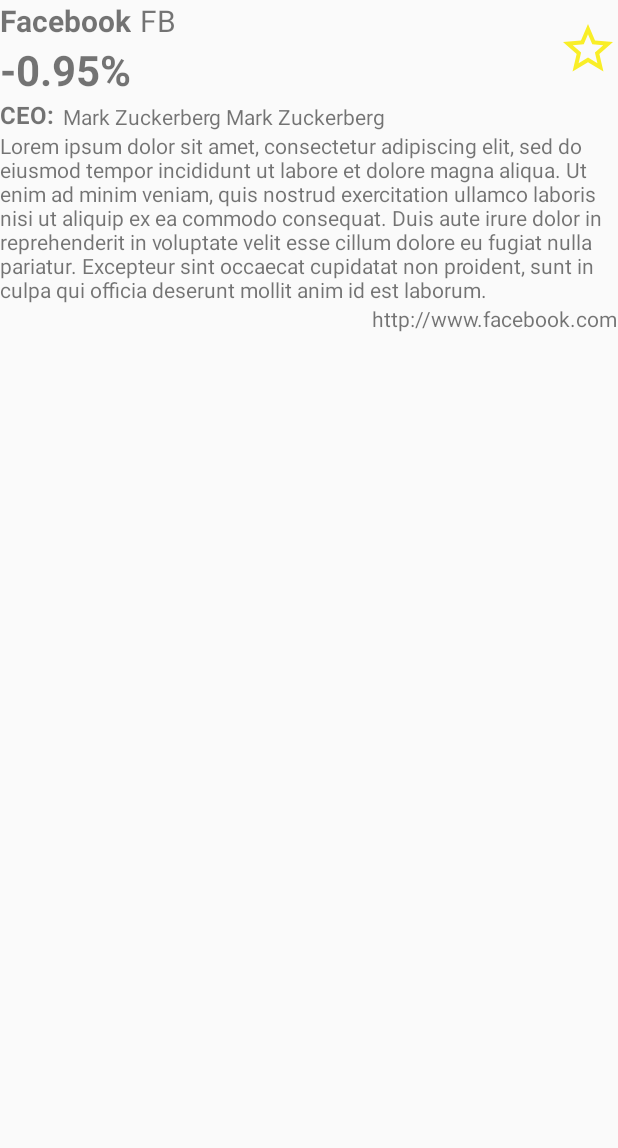
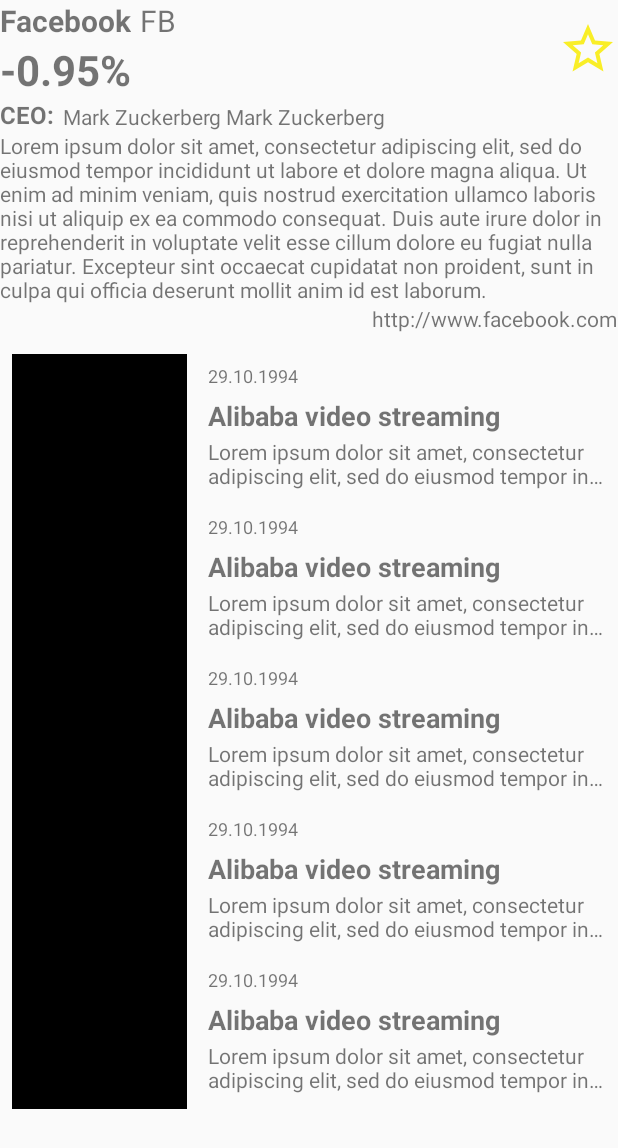
Before and after one commit to l-o-b-s-t-e-r/UBS, an Android app: the layout fragment_symbol_details.xml on its own in the app's theme, with its tools: preview values and no code run, on a phone screen of 412 x 824 dp. Shown: the top 1148 px of the screen. Run offline under Robolectric (Android 15) with nearby library versions, the phone set to English and light mode, and no system bars.

Commit message:
finished UI for SymbolDetails

```diff
--- a/app/src/main/res/layout/fragment_symbol_details.xml
+++ b/app/src/main/res/layout/fragment_symbol_details.xml
@@ -60,7 +60,7 @@
             app:layout_constraintTop_toBottomOf="@id/txtCeoTitle"
             tools:text="@string/pangram"/>
 
-    <TextView android:id="@+id/website"
+    <TextView android:id="@+id/txtWebsite"
               android:layout_width="wrap_content"
               android:layout_height="wrap_content"
               app:layout_constraintTop_toBottomOf="@id/txtDescription"
@@ -79,5 +79,15 @@
             android:foreground="?attr/selectableItemBackgroundBorderless"
             android:background="@drawable/toggle_favorite"/>
 
+    <android.support.v7.widget.RecyclerView
+            android:id="@+id/listNews"
+            android:layout_width="match_parent"
+            android:layout_height="wrap_content"
+            android:layout_marginTop="@dimen/margin_xxxl"
+            app:layout_constraintTop_toBottomOf="@id/txtWebsite"
+            tools:orientation="vertical"
+            tools:layoutManager="android.support.v7.widget.LinearLayoutManager"
+            tools:itemCount="5"
+            tools:listitem="@layout/item_news"/>
 
 </android.support.constraint.ConstraintLayout>
--- a/app/src/main/res/layout/fragment_symbols_list.xml
+++ b/app/src/main/res/layout/fragment_symbols_list.xml
@@ -2,19 +2,10 @@
 <LinearLayout xmlns:android="http://schemas.android.com/apk/res/android"
               xmlns:tools="http://schemas.android.com/tools"
               xmlns:app="http://schemas.android.com/apk/res-auto"
-              android:layout_width="match_parent" android:layout_height="match_parent"
+              android:layout_width="match_parent"
+              android:layout_height="match_parent"
               android:orientation="vertical"
               tools:context=".presentation.ui.symbols_list.SymbolsListFragment">
-
-    <TextView
-            android:id="@+id/txtSymbolsListTitle"
-            android:layout_width="match_parent"
-            android:layout_height="wrap_content"
-            android:textStyle="bold"
-            android:padding="@dimen/margin_xl"
-            android:gravity="center"
-            android:textSize="@dimen/text_size_xxl"
-            tools:text="Main Symbols List"/>
 
     <android.support.constraint.ConstraintLayout
             android:layout_width="match_parent"
--- /dev/null
+++ b/app/src/main/res/layout/item_news.xml
@@ -0,0 +1,63 @@
+<?xml version="1.0" encoding="utf-8"?>
+<android.support.constraint.ConstraintLayout
+        xmlns:android="http://schemas.android.com/apk/res/android"
+        xmlns:app="http://schemas.android.com/apk/res-auto"
+        xmlns:tools="http://schemas.android.com/tools"
+        android:layout_width="match_parent"
+        android:layout_height="wrap_content"
+        android:layout_marginStart="@dimen/margin_l"
+        android:layout_marginEnd="@dimen/margin_l">
+
+    <ImageView android:id="@+id/imgCover"
+               android:layout_width="0dp"
+               android:layout_height="0dp"
+               android:paddingEnd="@dimen/margin_xxxl"
+               app:layout_constraintWidth_percent="0.33"
+               app:layout_constraintTop_toTopOf="parent"
+               app:layout_constraintBottom_toBottomOf="@id/viewSymbolCodes"
+               tools:src="@android:color/black"/>
+
+    <TextView
+            android:id="@+id/txtDate"
+            android:layout_width="wrap_content"
+            android:layout_height="wrap_content"
+            android:textSize="@dimen/text_size_xs"
+            android:layout_marginTop="@dimen/margin_m"
+            app:layout_constraintTop_toTopOf="parent"
+            app:layout_constraintStart_toEndOf="@id/imgCover"
+            tools:text="29.10.1994"/>
+
+    <TextView
+            android:id="@+id/txtTitle"
+            android:layout_width="0dp"
+            android:layout_height="wrap_content"
+            android:textSize="@dimen/text_size_l"
+            android:textStyle="bold"
+            android:layout_marginTop="@dimen/margin_m"
+            app:layout_constraintTop_toBottomOf="@id/txtDate"
+            app:layout_constraintStart_toEndOf="@id/imgCover"
+            app:layout_constraintEnd_toEndOf="parent"
+            tools:text="Alibaba video streaming"/>
+
+    <TextView
+            android:id="@+id/txtDescription"
+            android:layout_width="0dp"
+            android:layout_height="wrap_content"
+            android:layout_marginTop="@dimen/margin_xs"
+            app:layout_constraintTop_toBottomOf="@id/txtTitle"
+            app:layout_constraintStart_toEndOf="@id/imgCover"
+            app:layout_constraintEnd_toEndOf="parent"
+            android:maxLines="2"
+            android:ellipsize="end"
+            tools:text="@string/pangram"/>
+
+    <LinearLayout
+            android:id="@+id/viewSymbolCodes"
+            android:layout_width="0dp"
+            android:layout_height="wrap_content"
+            android:orientation="vertical"
+            android:layout_marginTop="@dimen/margin_xl"
+            app:layout_constraintStart_toEndOf="@id/imgCover"
+            app:layout_constraintTop_toBottomOf="@id/txtDescription"
+            app:layout_constraintEnd_toEndOf="parent"/>
+</android.support.constraint.ConstraintLayout>
--- a/app/src/main/res/values/dimens.xml
+++ b/app/src/main/res/values/dimens.xml
@@ -26,4 +26,5 @@
 
     <dimen name="symbols_list_ic_favorite_size">32dp</dimen>
     <dimen name="symbol_details_ic_favorite_size">40dp</dimen>
+    <dimen name="symbol_details_news_height">100dp</dimen>
 </resources>
--- a/app/src/main/res/values/strings.xml
+++ b/app/src/main/res/values/strings.xml
@@ -1,9 +1,15 @@
 <resources>
     <string name="app_name">UBS</string>
-    <string name="pangram">Lorem ipsum dolor sit amet, consectetur adipiscing elit, sed do eiusmod tempor incididunt ut labore et dolore magna aliqua. Ut enim ad minim veniam, quis nostrud exercitation ullamco laboris nisi ut aliquip ex ea commodo consequat. Duis aute irure dolor in reprehenderit in voluptate velit esse cillum dolore eu fugiat nulla pariatur. Excepteur sint occaecat cupidatat non proident, sunt in culpa qui officia deserunt mollit anim id est laborum.</string>
+    <string name="pangram">Lorem ipsum dolor sit amet, consectetur adipiscing elit, sed do eiusmod tempor incididunt ut
+        labore et dolore magna aliqua. Ut enim ad minim veniam, quis nostrud exercitation ullamco laboris nisi ut
+        aliquip ex ea commodo consequat. Duis aute irure dolor in reprehenderit in voluptate velit esse cillum dolore eu
+        fugiat nulla pariatur. Excepteur sint occaecat cupidatat non proident, sunt in culpa qui officia deserunt mollit
+        anim id est laborum.
+    </string>
 
     <string name="symbols_list_symbol">Symbol</string>
     <string name="symbols_list_change">Change</string>
     <string name="symbols_list_last_price">Last price</string>
     <string name="symbols_list_ceo">CEO:</string>
+    <string name="symbols_list_related">Related:</string>
 </resources>
```
